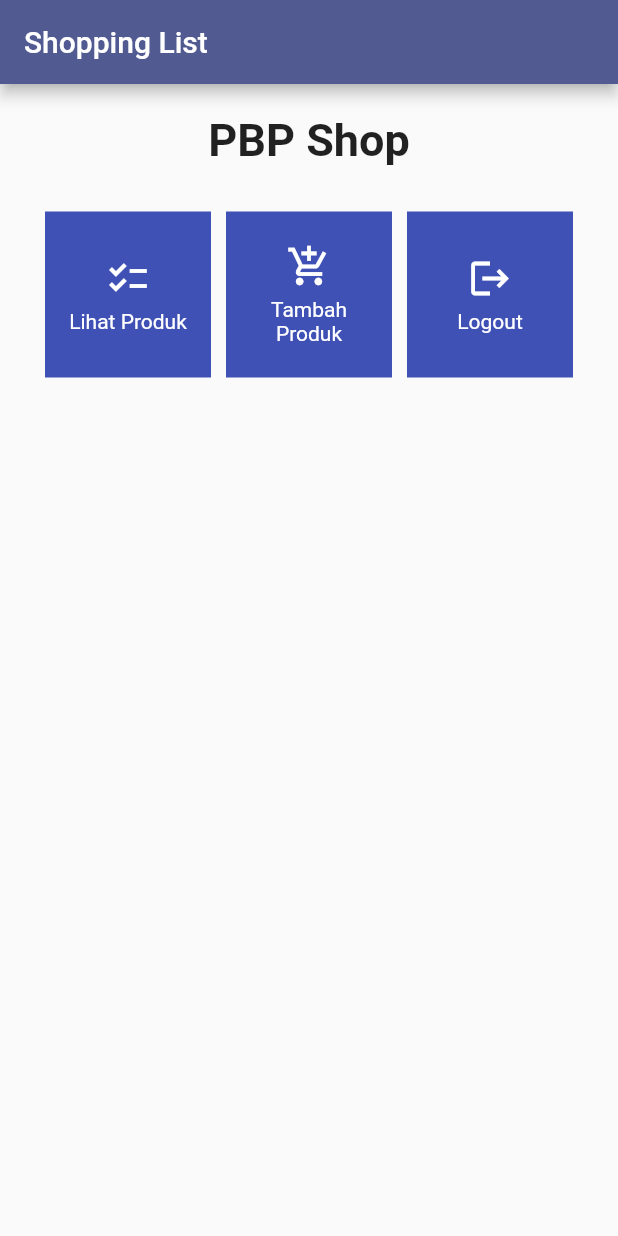
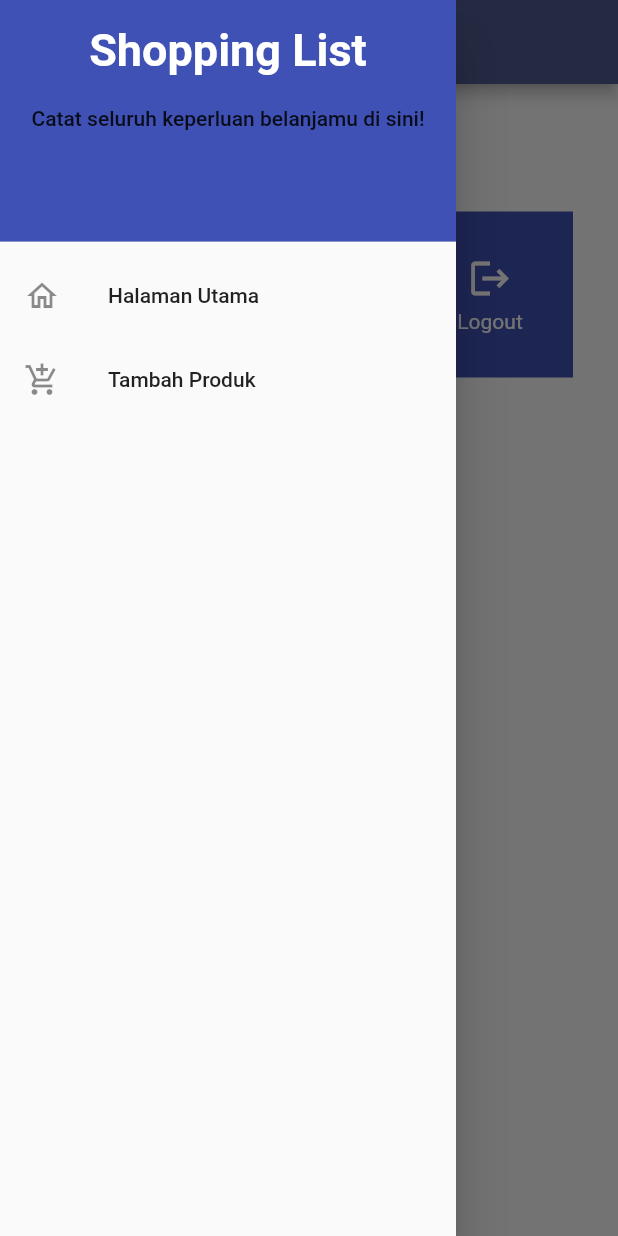
Before and after one commit to DwikyAhmad/shopping-list-mobile, a Flutter app: the screen it shows after launch, with the side drawer open (before the commit the screen has no drawer), on a phone screen of 412 x 824 dp. Run offline on Flutter 3.47's test engine with Material 2 defaults, Android fonts, the phone set to English and light mode, and no system bars.

Commit message:
Done Tutorial 7

```diff
--- a/lib/main.dart
+++ b/lib/main.dart
@@ -1,5 +1,5 @@
 import 'package:flutter/material.dart';
-import 'package:shopping_list/menu.dart';
+import 'package:shopping_list/screens/menu.dart';
 
 void main() {
   runApp(const MyApp());
--- a/lib/menu.dart
+++ b/lib/screens/menu.dart
@@ -1,4 +1,7 @@
 import 'package:flutter/material.dart';
+// Impor drawer widget
+import 'package:shopping_list/widgets/left_drawer.dart';
+import 'package:shopping_list/widgets/shop_card.dart';
 
 class MyHomePage extends StatelessWidget {
   MyHomePage({Key? key}) : super(key: key);
@@ -26,6 +29,8 @@ class MyHomePage extends StatelessWidget {
           'Shopping List',
         ),
       ),
+      // Masukkan drawer sebagai parameter nilai drawer dari widget Scaffold
+      drawer: const LeftDrawer(),
       body: SingleChildScrollView(
         // Widget wrapper yang dapat discroll
         child: Padding(
@@ -66,55 +71,3 @@ class MyHomePage extends StatelessWidget {
     );
   }
 }
-
-class ShopItem {
-  final String name;
-  final IconData icon;
-
-  ShopItem(this.name, this.icon);
-}
-
-class ShopCard extends StatelessWidget {
-  final ShopItem item;
-
-  const ShopCard(this.item, {super.key}); // Constructor
-
-  @override
-  Widget build(BuildContext context) {
-    return Material(
-      color: Colors.indigo,
-      child: InkWell(
-        // Area responsive terhadap sentuhan
-        onTap: () {
-          // Memunculkan SnackBar ketika diklik
-          ScaffoldMessenger.of(context)
-            ..hideCurrentSnackBar()
-            ..showSnackBar(SnackBar(
-                content: Text("Kamu telah menekan tombol ${item.name}!")));
-        },
-        child: Container(
-          // Container untuk menyimpan Icon dan Text
-          padding: const EdgeInsets.all(8),
-          child: Center(
-            child: Column(
-              mainAxisAlignment: MainAxisAlignment.center,
-              children: [
-                Icon(
-                  item.icon,
-                  color: Colors.white,
-                  size: 30.0,
-                ),
-                const Padding(padding: EdgeInsets.all(3)),
-                Text(
-                  item.name,
-                  textAlign: TextAlign.center,
-                  style: const TextStyle(color: Colors.white),
-                ),
-              ],
-            ),
-          ),
-        ),
-      ),
-    );
-  }
-}
--- /dev/null
+++ b/lib/widgets/left_drawer.dart
@@ -0,0 +1,71 @@
+import 'package:flutter/material.dart';
+import 'package:shopping_list/screens/menu.dart';
+// TODO: Impor halaman ShopFormPage jika sudah dibuat
+import 'package:shopping_list/screens/shoplist_form.dart';
+
+class LeftDrawer extends StatelessWidget {
+  const LeftDrawer({super.key});
+
+  @override
+  Widget build(BuildContext context) {
+    return Drawer(
+      child: ListView(
+        children: [
+          const DrawerHeader(
+            // TODO: Bagian drawer header
+            decoration: BoxDecoration(
+              color: Colors.indigo,
+            ),
+            child: Column(
+              children: [
+                Text(
+                  'Shopping List',
+                  textAlign: TextAlign.center,
+                  style: TextStyle(
+                    fontSize: 30,
+                    fontWeight: FontWeight.bold,
+                    color: Colors.white,
+                  ),
+                ),
+                Padding(padding: EdgeInsets.all(10)),
+                Text(
+                  "Catat seluruh keperluan belanjamu di sini!",
+                  // TODO: Tambahkan gaya teks dengan center alignment, font ukuran 15, warna putih, dan weight biasa
+                ),
+              ],
+            ),
+          ),
+          // TODO: Bagian routing
+          ListTile(
+            leading: const Icon(Icons.home_outlined),
+            title: const Text('Halaman Utama'),
+            // Bagian redirection ke MyHomePage
+            onTap: () {
+              Navigator.pushReplacement(
+                  context,
+                  MaterialPageRoute(
+                    builder: (context) => MyHomePage(),
+                  ));
+            },
+          ),
+          ListTile(
+            leading: const Icon(Icons.add_shopping_cart),
+            title: const Text('Tambah Produk'),
+            // Bagian redirection ke ShopFormPage
+            onTap: () {
+              /*
+              TODO: Buatlah routing ke ShopFormPage di sini,
+              setelah halaman ShopFormPage sudah dibuat.
+              */
+              Navigator.pushReplacement(
+                context,
+              MaterialPageRoute(
+                builder: (context) => const ShopFormPage(),
+              ));
+            },
+          ),
+        ],
+      ),
+    );
+  }
+}
--- /dev/null
+++ b/lib/widgets/shop_card.dart
@@ -0,0 +1,65 @@
+import 'package:flutter/material.dart';
+// Impor drawer widget
+import 'package:shopping_list/screens/shoplist_form.dart';
+
+class ShopItem {
+  final String name;
+  final IconData icon;
+
+  ShopItem(this.name, this.icon);
+}
+
+class ShopCard extends StatelessWidget {
+  final ShopItem item;
+
+  const ShopCard(this.item, {super.key}); // Constructor
+
+  @override
+  Widget build(BuildContext context) {
+    return Material(
+      color: Colors.indigo,
+      child: InkWell(
+        // Area responsive terhadap sentuhan
+        onTap: () {
+          // Memunculkan SnackBar ketika diklik
+          ScaffoldMessenger.of(context)
+            ..hideCurrentSnackBar()
+            ..showSnackBar(SnackBar(
+                content: Text("Kamu telah menekan tombol ${item.name}!")));
+
+          // Navigate ke route yang sesuai (tergantung jenis tombol)
+          if (item.name == "Tambah Produk") {
+            // TODO: Gunakan Navigator.push untuk melakukan navigasi ke MaterialPageRoute yang mencakup ShopFormPage.
+            Navigator.push(
+                context,
+                MaterialPageRoute(
+                  builder: (context) => const ShopFormPage(),
+                ));
+          }
+        },
+        child: Container(
+          // Container untuk menyimpan Icon dan Text
+          padding: const EdgeInsets.all(8),
+          child: Center(
+            child: Column(
+              mainAxisAlignment: MainAxisAlignment.center,
+              children: [
+                Icon(
+                  item.icon,
+                  color: Colors.white,
+                  size: 30.0,
+                ),
+                const Padding(padding: EdgeInsets.all(3)),
+                Text(
+                  item.name,
+                  textAlign: TextAlign.center,
+                  style: const TextStyle(color: Colors.white),
+                ),
+              ],
+            ),
+          ),
+        ),
+      ),
+    );
+  }
+}
```
Also changed, not shown: lib/screens/shoplist_form.dart (added, +161 -0 lines).
